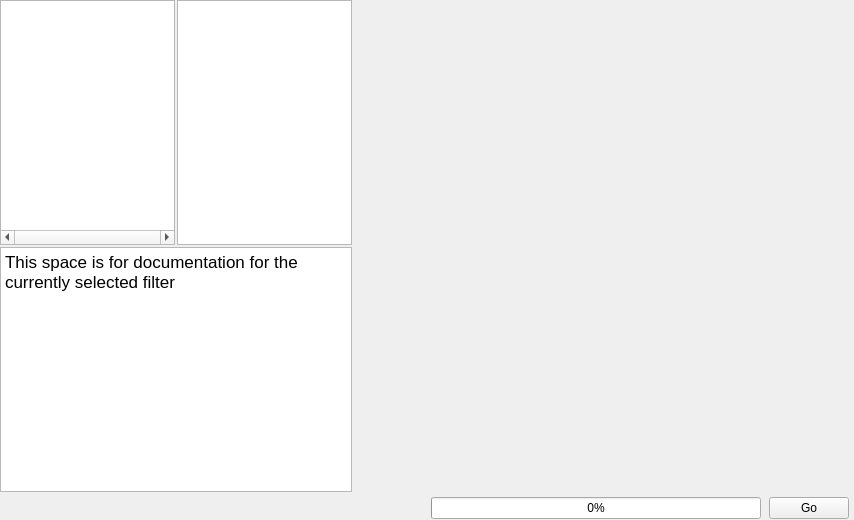
First picture: the form in Source/Plugins/PipelineBuilder/UI/PipelineBuilderWidget.ui, repository BlueQuartzSoftware/DREAM3D, before the edit.
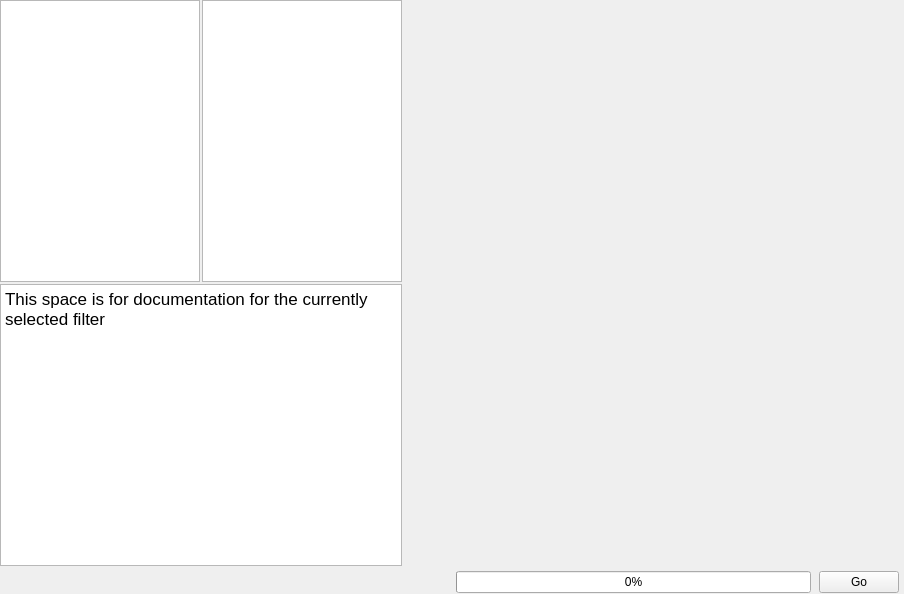
Second picture: the form after the edit. Icons and pictures are not drawn. Custom widgets are drawn as their Qt base class.

Commit message: Adjusting some user interface values

Patch:
```diff
--- a/Source/Plugins/PipelineBuilder/UI/PipelineBuilderWidget.ui
+++ b/Source/Plugins/PipelineBuilder/UI/PipelineBuilderWidget.ui
@@ -6,8 +6,8 @@
    <rect>
     <x>0</x>
     <y>0</y>
-    <width>854</width>
-    <height>520</height>
+    <width>904</width>
+    <height>594</height>
    </rect>
   </property>
   <property name="windowTitle">
@@ -35,7 +35,7 @@
        </property>
        <property name="maximumSize">
         <size>
-         <width>175</width>
+         <width>200</width>
          <height>16777215</height>
         </size>
        </property>
@@ -43,7 +43,19 @@
         <enum>Qt::ScrollBarAsNeeded</enum>
        </property>
        <property name="horizontalScrollBarPolicy">
-        <enum>Qt::ScrollBarAlwaysOn</enum>
+        <enum>Qt::ScrollBarAsNeeded</enum>
+       </property>
+       <property name="alternatingRowColors">
+        <bool>true</bool>
+       </property>
+       <property name="verticalScrollMode">
+        <enum>QAbstractItemView::ScrollPerPixel</enum>
+       </property>
+       <property name="uniformRowHeights">
+        <bool>true</bool>
+       </property>
+       <property name="animated">
+        <bool>true</bool>
        </property>
        <property name="headerHidden">
         <bool>true</bool>
@@ -65,10 +77,13 @@
        </property>
        <property name="maximumSize">
         <size>
-         <width>175</width>
+         <width>200</width>
          <height>16777215</height>
         </size>
        </property>
+       <property name="horizontalScrollBarPolicy">
+        <enum>Qt::ScrollBarAsNeeded</enum>
+       </property>
        <property name="editTriggers">
         <set>QAbstractItemView::NoEditTriggers</set>
        </property>
@@ -161,7 +176,7 @@
         <x>0</x>
         <y>0</y>
         <width>500</width>
-        <height>388</height>
+        <height>396</height>
        </rect>
       </property>
       <property name="sizePolicy">
```
The commit also changes 3 other files.
